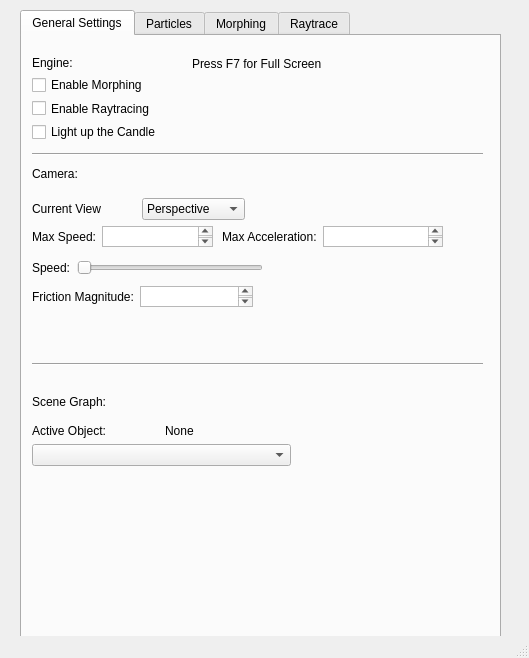
This is src/Qt/mainwindow.ui in UMLComputerGraphics/GraphicsProject as Qt 5 draws it before an edit. The edited form follows.
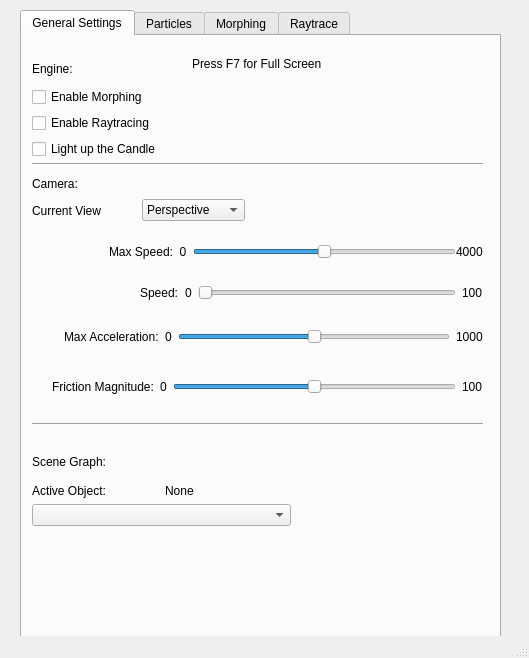
This is the edited form. The open tabs and pages were chosen to show the change.

Commit message: Made compile and added support for Max Speed

Patch:
```diff
--- a/src/Qt/mainwindow.ui
+++ b/src/Qt/mainwindow.ui
@@ -34,7 +34,7 @@
       <property name="geometry">
        <rect>
         <x>10</x>
-        <y>130</y>
+        <y>140</y>
         <width>62</width>
         <height>16</height>
        </rect>
@@ -47,7 +47,7 @@
       <property name="geometry">
        <rect>
         <x>10</x>
-        <y>110</y>
+        <y>120</y>
         <width>451</width>
         <height>16</height>
        </rect>
@@ -60,7 +60,7 @@
       <property name="geometry">
        <rect>
         <x>10</x>
-        <y>320</y>
+        <y>380</y>
         <width>451</width>
         <height>16</height>
        </rect>
@@ -87,8 +87,8 @@
        <rect>
         <x>10</x>
         <y>20</y>
-        <width>149</width>
-        <height>85</height>
+        <width>165</width>
+        <height>103</height>
        </rect>
       </property>
       <layout class="QVBoxLayout" name="verticalLayout">
@@ -126,7 +126,7 @@
       <property name="geometry">
        <rect>
         <x>10</x>
-        <y>350</y>
+        <y>410</y>
         <width>259</width>
         <height>80</height>
        </rect>
@@ -170,12 +170,15 @@
       <property name="geometry">
        <rect>
         <x>10</x>
-        <y>220</y>
-        <width>231</width>
-        <height>24</height>
+        <y>241</y>
+        <width>451</width>
+        <height>31</height>
        </rect>
       </property>
-      <layout class="QHBoxLayout" name="horizontalLayout_4">
+      <layout class="QHBoxLayout" name="Speed">
+       <property name="leftMargin">
+        <number>108</number>
+       </property>
        <item>
         <widget class="QLabel" name="speedLabel">
          <property name="text">
@@ -183,25 +186,51 @@
          </property>
         </widget>
        </item>
+       <item>
+        <widget class="QLabel" name="label_6">
+         <property name="text">
+          <string>0</string>
+         </property>
+        </widget>
+       </item>
        <item>
         <widget class="QSlider" name="speedHorizontalSlider">
+         <property name="maximum">
+          <number>100</number>
+         </property>
          <property name="orientation">
           <enum>Qt::Horizontal</enum>
          </property>
         </widget>
        </item>
+       <item>
+        <widget class="QLabel" name="label_2">
+         <property name="text">
+          <string>100</string>
+         </property>
+        </widget>
+       </item>
       </layout>
      </widget>
      <widget class="QWidget" name="layoutWidget">
       <property name="geometry">
        <rect>
         <x>10</x>
-        <y>190</y>
-        <width>181</width>
-        <height>21</height>
+        <y>200</y>
+        <width>451</width>
+        <height>31</height>
        </rect>
       </property>
-      <layout class="QHBoxLayout" name="horizontalLayout_6">
+      <layout class="QHBoxLayout" name="MaxSpeed">
+       <property name="spacing">
+        <number>0</number>
+       </property>
+       <property name="sizeConstraint">
+        <enum>QLayout::SetNoConstraint</enum>
+       </property>
+       <property name="leftMargin">
+        <number>77</number>
+       </property>
        <item>
         <widget class="QLabel" name="maxSpeedLabel">
          <property name="text">
@@ -210,20 +239,50 @@
         </widget>
        </item>
        <item>
-        <widget class="QPlainTextEdit" name="maxSpeedTextInput"/>
+        <widget class="QLabel" name="label_5">
+         <property name="text">
+          <string>  0  </string>
+         </property>
+        </widget>
+       </item>
+       <item>
+        <widget class="QSlider" name="maxSpeedSlider">
+         <property name="maximum">
+          <number>4000</number>
+         </property>
+         <property name="singleStep">
+          <number>100</number>
+         </property>
+         <property name="sliderPosition">
+          <number>2000</number>
+         </property>
+         <property name="orientation">
+          <enum>Qt::Horizontal</enum>
+         </property>
+        </widget>
+       </item>
+       <item>
+        <widget class="QLabel" name="label">
+         <property name="text">
+          <string>4000</string>
+         </property>
+        </widget>
        </item>
       </layout>
      </widget>
      <widget class="QWidget" name="layoutWidget">
       <property name="geometry">
        <rect>
-        <x>200</x>
-        <y>190</y>
-        <width>221</width>
-        <height>21</height>
+        <x>10</x>
+        <y>280</y>
+        <width>451</width>
+        <height>41</height>
        </rect>
       </property>
-      <layout class="QHBoxLayout" name="horizontalLayout_7">
+      <layout class="QHBoxLayout" name="MaxAccel">
+       <property name="leftMargin">
+        <number>32</number>
+       </property>
        <item>
         <widget class="QLabel" name="maxAccelerationLabel">
          <property name="text">
@@ -232,7 +291,34 @@
         </widget>
        </item>
        <item>
-        <widget class="QPlainTextEdit" name="maxAccelerationTextInput"/>
+        <widget class="QLabel" name="label_7">
+         <property name="text">
+          <string>0</string>
+         </property>
+        </widget>
+       </item>
+       <item>
+        <widget class="QSlider" name="maxAccelerationSlider">
+         <property name="maximum">
+          <number>1000</number>
+         </property>
+         <property name="singleStep">
+          <number>10</number>
+         </property>
+         <property name="sliderPosition">
+          <number>500</number>
+         </property>
+         <property name="orientation">
+          <enum>Qt::Horizontal</enum>
+         </property>
+        </widget>
+       </item>
+       <item>
+        <widget class="QLabel" name="label_3">
+         <property name="text">
+          <string>1000</string>
+         </property>
+        </widget>
        </item>
       </layout>
      </widget>
@@ -240,12 +326,15 @@
       <property name="geometry">
        <rect>
         <x>10</x>
-        <y>250</y>
-        <width>221</width>
-        <height>21</height>
+        <y>330</y>
+        <width>451</width>
+        <height>41</height>
        </rect>
       </property>
-      <layout class="QHBoxLayout" name="horizontalLayout_8">
+      <layout class="QHBoxLayout" name="Friction">
+       <property name="leftMargin">
+        <number>20</number>
+       </property>
        <item>
         <widget class="QLabel" name="frictionMagnitudeLabel">
          <property name="text">
@@ -254,7 +343,31 @@
         </widget>
        </item>
        <item>
-        <widget class="QTextEdit" name="frictionMagnitudeTextInput"/>
+        <widget class="QLabel" name="label_8">
+         <property name="text">
+          <string>0</string>
+         </property>
+        </widget>
+       </item>
+       <item>
+        <widget class="QSlider" name="frictionHorizontalSlider">
+         <property name="maximum">
+          <number>100</number>
+         </property>
+         <property name="sliderPosition">
+          <number>50</number>
+         </property>
+         <property name="orientation">
+          <enum>Qt::Horizontal</enum>
+         </property>
+        </widget>
+       </item>
+       <item>
+        <widget class="QLabel" name="label_4">
+         <property name="text">
+          <string>100</string>
+         </property>
+        </widget>
        </item>
       </layout>
      </widget>
@@ -264,7 +377,7 @@
         <x>10</x>
         <y>160</y>
         <width>213</width>
-        <height>26</height>
+        <height>29</height>
        </rect>
       </property>
       <layout class="QHBoxLayout" name="horizontalLayout_9">
```
Left out of the diff: 17 changed lines with no effect on the pictures. The commit also changes 8 other files.
